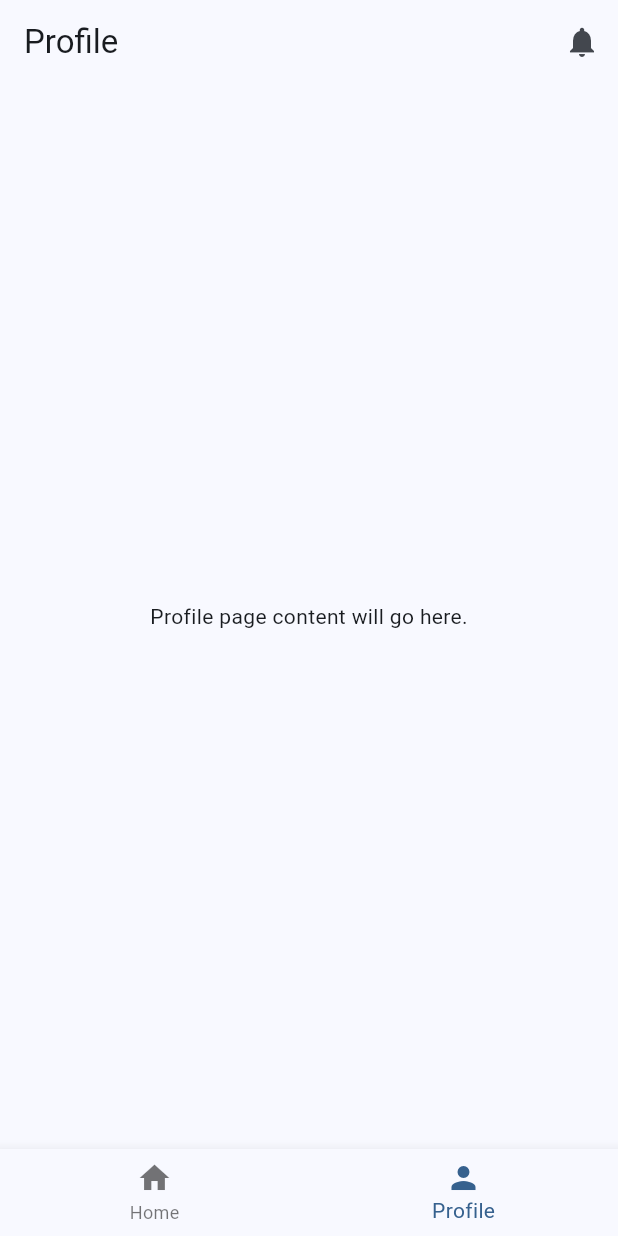
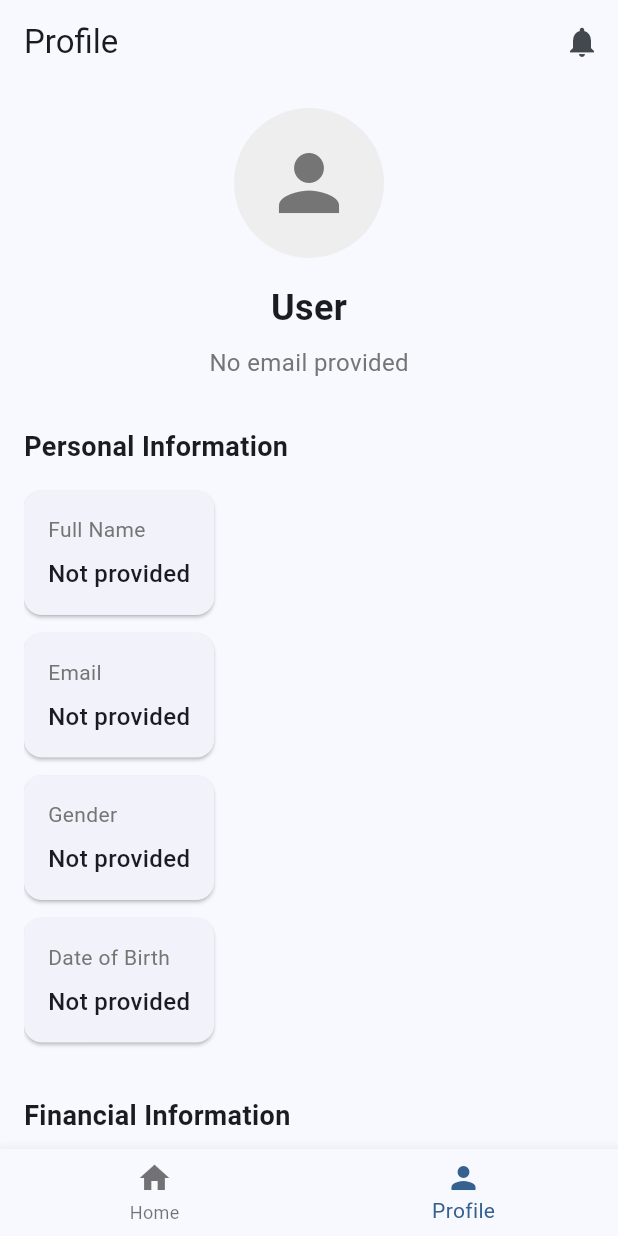
Before and after one commit to CampArquiUpc/Frontend-Pontebarbon, a Flutter app: the HomePage screen opened by its route, item 2 of the bottom bar chosen, on a phone screen of 412 x 824 dp. Run offline on Flutter 3.47's test engine with Material 3 defaults, Android fonts, the phone set to English and light mode, and no system bars; our stand-ins replace permission_handler, sqflite; missing offline and left inert: flutter_sound; accounts and stored records are empty.

Commit message:
feat: enhance profile page with user data loading and display

```diff
--- /dev/null
+++ b/devtools_options.yaml
@@ -0,0 +1,3 @@
+description: This file stores settings for Dart & Flutter DevTools.
+documentation: https://docs.flutter.dev/tools/devtools/extensions#configure-extension-enablement-states
+extensions:
--- a/lib/screens/profile_page.dart
+++ b/lib/screens/profile_page.dart
@@ -1,12 +1,190 @@
 import 'package:flutter/material.dart';
+import 'package:provider/provider.dart';
+import 'package:pontebarbon/providers/user_provider.dart';
+import 'package:pontebarbon/services/database_helper.dart';
 
-class ProfilePage extends StatelessWidget {
+class ProfilePage extends StatefulWidget {
   const ProfilePage({super.key});
 
   @override
+  State<ProfilePage> createState() => _ProfilePageState();
+}
+
+class _ProfilePageState extends State<ProfilePage> {
+  final DatabaseHelper _databaseHelper = DatabaseHelper();
+  bool _isLoading = true;
+  Map<String, dynamic>? _userData;
+
+  @override
+  void initState() {
+    super.initState();
+    WidgetsBinding.instance.addPostFrameCallback((_) {
+      _loadUserData();
+    });
+  }
+
+  Future<void> _loadUserData() async {
+    final userProvider = Provider.of<UserProvider>(context, listen: false);
+    if (userProvider.email != null) {
+      try {
+        final userData = await _databaseHelper.getUserByEmail(userProvider.email!);
+        if (mounted) {
+          setState(() {
+            _userData = userData;
+            _isLoading = false;
+          });
+        }
+      } catch (e) {
+        if (mounted) {
+          setState(() {
+            _isLoading = false;
+          });
+          ScaffoldMessenger.of(context).showSnackBar(
+            SnackBar(content: Text('Error loading profile: ${e.toString()}')),
+          );
+        }
+      }
+    } else {
+      if (mounted) {
+        setState(() {
+          _isLoading = false;
+        });
+      }
+    }
+  }
+
+  void _logout(BuildContext context) {
+    // Clear user data from provider
+    Provider.of<UserProvider>(context, listen: false).clearUserData();
+
+    // Navigate to welcome page
+    Navigator.of(context).pushNamedAndRemoveUntil('/', (route) => false);
+  }
+
+  @override
   Widget build(BuildContext context) {
-    return const Center(
-      child: Text('Profile page content will go here.'),
+    return _isLoading
+        ? const Center(child: CircularProgressIndicator())
+        : _buildProfileContent(context);
+  }
+
+  // Add the missing _buildInfoCard method
+  Widget _buildInfoCard(String title, String value) {
+    return Card(
+      margin: const EdgeInsets.only(bottom: 12.0),
+      child: Padding(
+        padding: const EdgeInsets.all(16.0),
+        child: Column(
+          crossAxisAlignment: CrossAxisAlignment.start,
+          children: [
+            Text(
+              title,
+              style: TextStyle(
+                fontSize: 14,
+                color: Colors.grey.shade600,
+              ),
+            ),
+            const SizedBox(height: 8),
+            Text(
+              value,
+              style: const TextStyle(
+                fontSize: 16,
+                fontWeight: FontWeight.w500,
+              ),
+            ),
+          ],
+        ),
+      ),
+    );
+  }
+
+  Widget _buildProfileContent(BuildContext context) {
+    return Padding(
+      padding: const EdgeInsets.all(16.0),
+      child: SingleChildScrollView(
+        child: Column(
+          crossAxisAlignment: CrossAxisAlignment.start,
+          children: [
+            // Profile header
+            Center(
+              child: Column(
+                children: [
+                  CircleAvatar(
+                    radius: 50,
+                    backgroundColor: Colors.grey.shade200,
+                    child: Icon(
+                      Icons.person,
+                      size: 60,
+                      color: Colors.grey.shade600,
+                    ),
+                  ),
+                  const SizedBox(height: 16),
+                  Text(
+                    _userData?['fullName'] ?? 'User',
+                    style: const TextStyle(
+                      fontSize: 24,
+                      fontWeight: FontWeight.bold,
+                    ),
+                  ),
+                  const SizedBox(height: 8),
+                  Text(
+                    _userData?['email'] ?? 'No email provided',
+                    style: TextStyle(
+                      fontSize: 16,
+                      color: Colors.grey.shade600,
+                    ),
+                  ),
+                ],
+              ),
+            ),
+
+            const SizedBox(height: 32),
+            const Text(
+              'Personal Information',
+              style: TextStyle(
+                fontSize: 18,
+                fontWeight: FontWeight.bold,
+              ),
+            ),
+            const SizedBox(height: 16),
+
+            // User information cards
+            _buildInfoCard('Full Name', _userData?['fullName'] ?? 'Not provided'),
+            _buildInfoCard('Email', _userData?['email'] ?? 'Not provided'),
+            _buildInfoCard('Gender', _userData?['gender'] ?? 'Not provided'),
+            _buildInfoCard('Date of Birth', _userData?['dateOfBirth'] ?? 'Not provided'),
+
+            const SizedBox(height: 24),
+            const Text(
+              'Financial Information',
+              style: TextStyle(
+                fontSize: 18,
+                fontWeight: FontWeight.bold,
+              ),
+            ),
+            const SizedBox(height: 16),
+
+            _buildInfoCard('Income Range', _userData?['incomeRange'] ?? 'Not provided'),
+            _buildInfoCard('Financial Goals', _userData?['financialGoals'] ?? 'Not provided'),
+
+            const SizedBox(height: 32),
+
+            // Logout button
+            SizedBox(
+              width: double.infinity,
+              child: ElevatedButton(
+                onPressed: () => _logout(context),
+                style: ElevatedButton.styleFrom(
+                  backgroundColor: Colors.red,
+                  foregroundColor: Colors.white,
+                  padding: const EdgeInsets.symmetric(vertical: 12),
+                ),
+                child: const Text('Log Out'),
+              ),
+            ),
+          ],
+        ),
+      ),
     );
   }
 }
```
